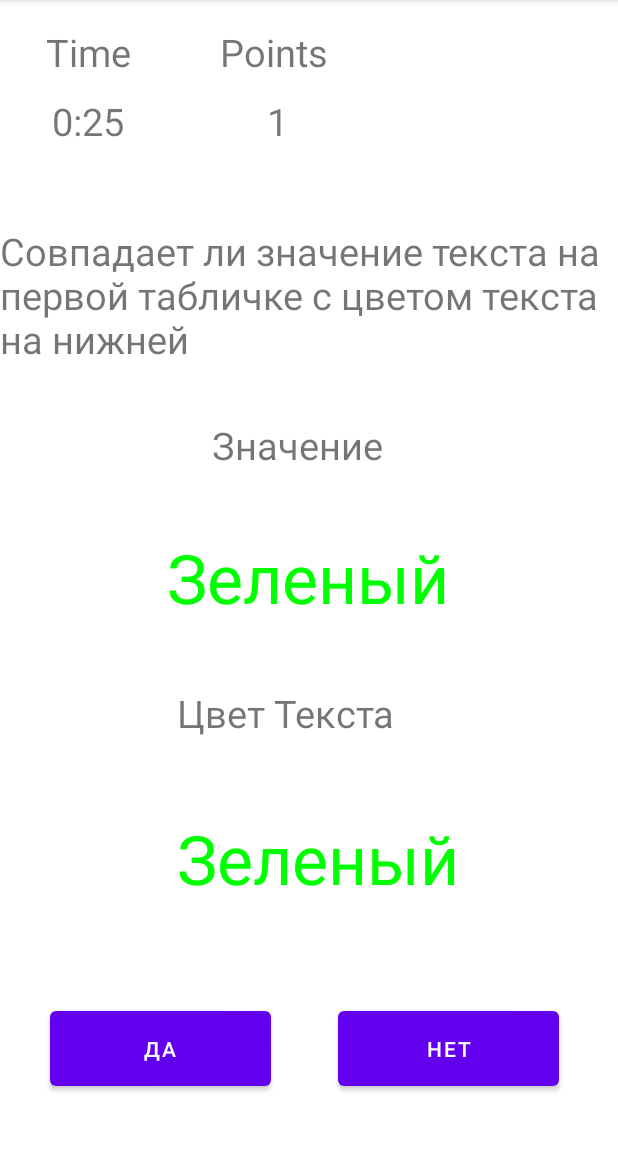
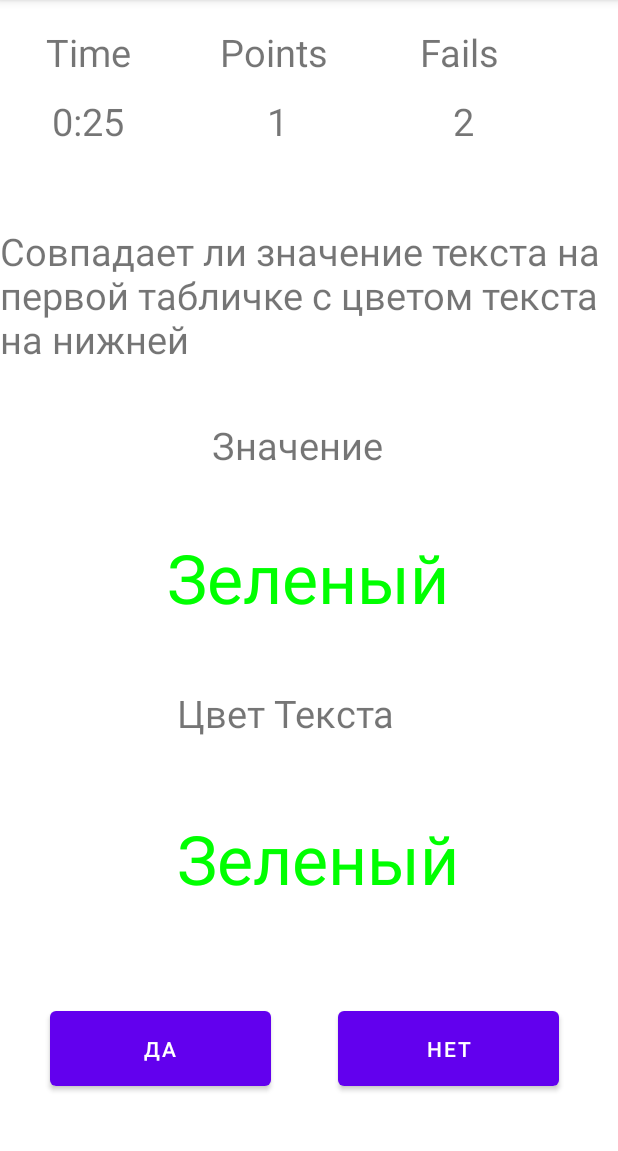
Before and after one commit to MrNarek/LogicGames3, an Android app: the Colours screen opened directly, with no data from a screen before it, after a tap on "НЕТ", on a phone screen of 412 x 824 dp, the part 84-1235 px from its top. Run offline under Robolectric (Android 15) with nearby library versions, the phone set to English and light mode, and no system bars; 1 other tap on this screen came first.

Commit message:
finished colors

```diff
--- a/LogicGames3/app/src/main/java/com/example/logicgames/Colours.java
+++ b/LogicGames3/app/src/main/java/com/example/logicgames/Colours.java
@@ -13,10 +13,11 @@ import android.widget.TextView;
 import java.util.Random;
 
 public class Colours extends AppCompatActivity {
-    TextView timer, points, clText, clColor;
+    TextView timer, points, clText, clColor, fails;
     Button btnYes, btnNo;
     boolean isTimerTicking = true;
     int pts = 0;
+    int fls = 3;
 
     @Override
     protected void onCreate(Bundle savedInstanceState) {
@@ -28,6 +29,8 @@ public class Colours extends AppCompatActivity {
         btnNo = findViewById(R.id.btnNo);
         btnYes = findViewById(R.id.bynYes);
         points = findViewById(R.id.points);
+        fails = findViewById(R.id.fails);
+
 
         new CountDownTimer(30000, 1000) {
             @Override
@@ -46,10 +49,14 @@ public class Colours extends AppCompatActivity {
 
         String[] clTexts = {"Красный", "Зеленый", "Синий", "Желтый", "Черный"};
         String[] clColors = {"#FF0000", "#00FF00", "#0000FF", "#FFFF00", "#000000"};
-        clText.setText(clTexts[0]);
-        clText.setTextColor(Color.parseColor(clColors[0]));
-        clColor.setText(clTexts[1]);
-        clColor.setTextColor(Color.parseColor(clColors[0]));
+        int rnd = new Random().nextInt(clTexts.length);
+        clText.setText(clTexts[rnd]);
+        rnd = new Random().nextInt(clTexts.length);
+        clText.setTextColor(Color.parseColor(clColors[rnd]));
+        rnd = new Random().nextInt(clTexts.length);
+        clColor.setText(clTexts[rnd]);
+        rnd = new Random().nextInt(clTexts.length);
+        clColor.setTextColor(Color.parseColor(clColors[rnd]));
         Random random = new Random();
         btnYes.setOnClickListener(new View.OnClickListener() {
             @Override
@@ -109,6 +116,22 @@ public class Colours extends AppCompatActivity {
                     clColor.setText(clTexts[rnd]);
                     rnd = new Random().nextInt(clTexts.length);
                     clColor.setTextColor(Color.parseColor(clColors[rnd]));
+                } else {
+                    if (fls == 0) {
+                        Intent intent1 = new Intent(Colours.this, GuestMode.class);
+                        startActivity(intent1);
+                    } else {
+                        fls -= 1;
+                        fails.setText(" " + fls);
+                        int rnd = new Random().nextInt(clTexts.length);
+                        clText.setText(clTexts[rnd]);
+                        rnd = new Random().nextInt(clTexts.length);
+                        clText.setTextColor(Color.parseColor(clColors[rnd]));
+                        rnd = new Random().nextInt(clTexts.length);
+                        clColor.setText(clTexts[rnd]);
+                        rnd = new Random().nextInt(clTexts.length);
+                        clColor.setTextColor(Color.parseColor(clColors[rnd]));
+                    }
                 }
             }
         });
@@ -171,6 +194,22 @@ public class Colours extends AppCompatActivity {
                     clColor.setText(clTexts[rnd]);
                     rnd = new Random().nextInt(clTexts.length);
                     clColor.setTextColor(Color.parseColor(clColors[rnd]));
+                } else {
+                    if (fls == 0) {
+                        Intent intent1 = new Intent(Colours.this, GuestMode.class);
+                        startActivity(intent1);
+                    } else {
+                        fls -= 1;
+                        fails.setText(" " + fls);
+                        int rnd = new Random().nextInt(clTexts.length);
+                        clText.setText(clTexts[rnd]);
+                        rnd = new Random().nextInt(clTexts.length);
+                        clText.setTextColor(Color.parseColor(clColors[rnd]));
+                        rnd = new Random().nextInt(clTexts.length);
+                        clColor.setText(clTexts[rnd]);
+                        rnd = new Random().nextInt(clTexts.length);
+                        clColor.setTextColor(Color.parseColor(clColors[rnd]));
+                    }
                 }
             }
         });
--- a/LogicGames3/app/src/main/res/layout/activity_colours.xml
+++ b/LogicGames3/app/src/main/res/layout/activity_colours.xml
@@ -65,10 +65,42 @@
         app:layout_constraintTop_toTopOf="parent"
         app:layout_constraintVertical_bias="0.086" />
 
+
+    <TextView
+        android:id="@+id/textView12"
+        android:layout_width="86dp"
+        android:layout_height="36dp"
+        android:layout_marginLeft="260dp"
+        android:gravity="center"
+        android:textSize="25sp"
+        android:text="Fails"
+        app:layout_constraintBottom_toBottomOf="parent"
+        app:layout_constraintEnd_toEndOf="parent"
+        app:layout_constraintHorizontal_bias="0.049"
+        app:layout_constraintStart_toStartOf="parent"
+        app:layout_constraintTop_toTopOf="parent"
+        app:layout_constraintVertical_bias="0.023" />
+
+    <TextView
+        android:id="@+id/fails"
+        android:layout_width="86dp"
+        android:layout_height="36dp"
+        android:gravity="center"
+        android:text="3"
+        android:layout_marginLeft="260dp"
+        android:textSize="25sp"
+        app:layout_constraintBottom_toBottomOf="parent"
+        app:layout_constraintEnd_toEndOf="parent"
+        app:layout_constraintHorizontal_bias="0.049"
+        app:layout_constraintStart_toStartOf="parent"
+        app:layout_constraintTop_toTopOf="parent"
+        app:layout_constraintVertical_bias="0.086" />
+
+
     <TextView
         android:id="@+id/textView4"
-        android:layout_width="418dp"
-        android:layout_height="104dp"
+        android:layout_width="401dp"
+        android:layout_height="113dp"
         android:layout_marginTop="150dp"
         android:text="Совпадает ли значение текста на первой табличке с цветом текста на нижней"
         android:textSize="25sp"
```
